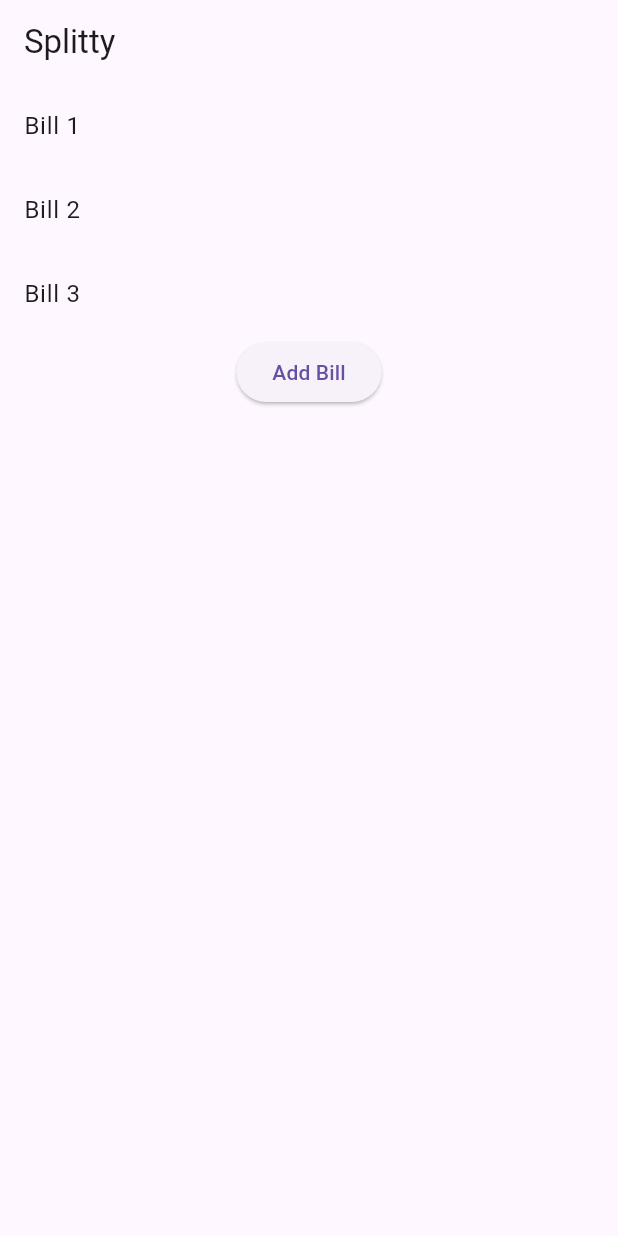
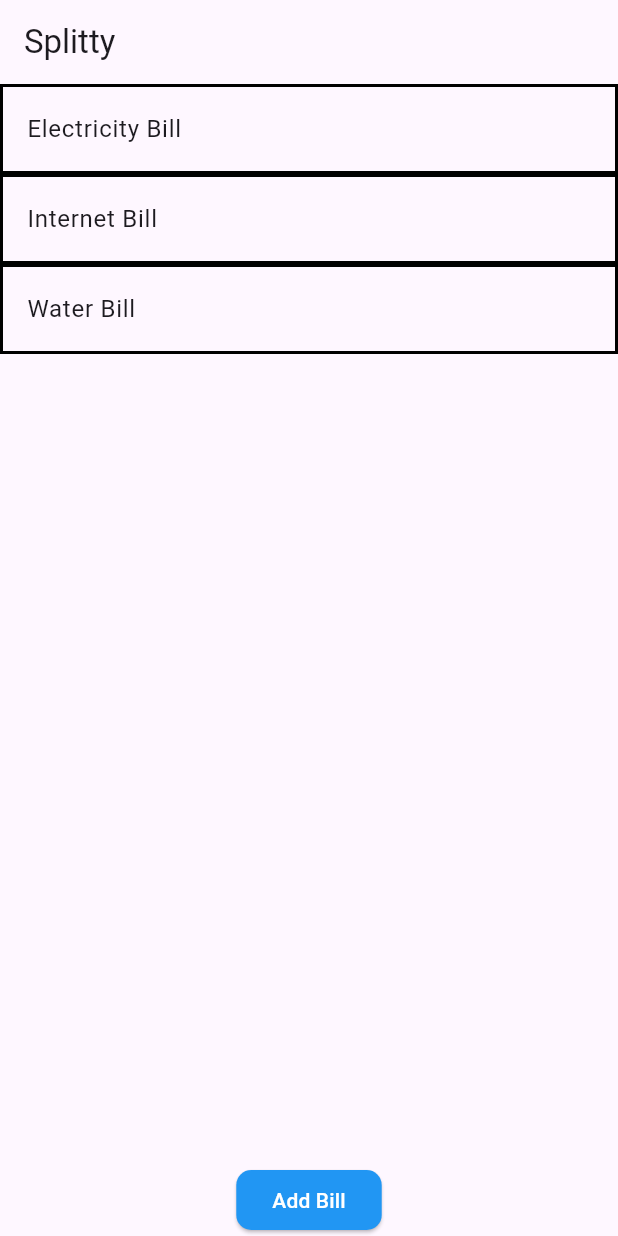
Before and after one commit to ASHISH69786/splitty, a Flutter app: the screen it shows after launch, on a phone screen of 412 x 824 dp. Run offline on Flutter 3.47's test engine with Material 3 defaults, Android fonts, the phone set to English and light mode, and no system bars; our stand-ins replace file_picker.

Commit message:
added Bill Object, and refractored the button

```diff
--- /dev/null
+++ b/lib/Bill.dart
@@ -0,0 +1,13 @@
+class Bill {
+  final String date;
+  final String name;
+  final double total;
+  final String attachment;
+
+  Bill({
+    required this.date,
+    required this.name,
+    required this.total,
+    required this.attachment,
+  });
+}
--- a/lib/BillSummary.dart
+++ b/lib/BillSummary.dart
@@ -0,0 +1,34 @@
+import 'package:flutter/cupertino.dart';
+import 'package:flutter/foundation.dart';
+import 'package:flutter/material.dart';
+import 'package:splitty/Bill.dart';
+
+class BillSummary extends StatelessWidget {
+
+  final Bill bill;
+
+  BillSummary({super.key, required this.bill});
+
+  @override
+  Widget build(BuildContext context) {
+    return Scaffold(
+      appBar: AppBar(
+        title: Text('Bill Summary'),
+      ),
+      body: Padding(
+        padding: const EdgeInsets.all(16.0),
+        child: Column(
+          crossAxisAlignment: CrossAxisAlignment.start,
+          children: [
+            Text('Name: ${bill.name}'),
+            Text('Date: ${bill.date}'),
+            Text('Total Amount: ${bill.total.toStringAsFixed(2)}'),
+            Text('Attachment: ${bill.attachment}'),
+            // Add more attributes as needed
+          ],
+        ),
+      ),
+    );
+  }
+
+}
--- a/lib/main.dart
+++ b/lib/main.dart
@@ -1,5 +1,8 @@
 import 'package:flutter/material.dart';
+import 'package:splitty/BillSummary.dart';
 import 'package:splitty/NewBill.dart';
+
+import 'Bill.dart';
 
 void main() {
   runApp(const MyApp());
@@ -12,7 +15,27 @@ class MyApp extends StatelessWidget {
   @override
   Widget build(BuildContext context) {
     // This is your list of bills. You can replace this with your actual list.
-    List<String> bills = ['Bill 1', 'Bill 2', 'Bill 3'];
+    List<Bill> bills = [
+      Bill(
+        date: '2024-05-26',
+        name: 'Electricity Bill',
+        total: 150.0,
+        attachment: 'electricity_bill.pdf',
+      ),
+      Bill(
+        date: '2024-05-25',
+        name: 'Internet Bill',
+        total: 50.0,
+        attachment: 'internet_bill.pdf',
+      ),
+      Bill(
+        date: '2024-05-24',
+        name: 'Water Bill',
+        total: 30.0,
+        attachment: 'water_bill.pdf',
+      ),
+      // Add more bills as needed
+    ];
 
     return MaterialApp(
       home: Builder(
@@ -20,21 +43,30 @@ class MyApp extends StatelessWidget {
           appBar: AppBar(
             title: const Text("Splitty"),
           ),
-          body: ListView.builder(
-            itemCount: bills.length + 1, // Add one for the "Add Bill" button
+          body: Column(
+            children: <Widget>[
+              Expanded(
+                child: ListView.builder(
+                  itemCount: bills.length, // No need to add one for the "Add Bill" button
                   itemBuilder: (context, index) {
-              if (index < bills.length) {
-                return ListTile(
-                  title: Text(bills[index]),
+                    return Container(
+                      decoration: BoxDecoration(
+                        border: Border.all(color: Colors.black, width: 2), // This adds the border
+                      ),
+                      child: ListTile(
+                        title: Text(bills[index].name),
                         onTap: () {
                           Navigator.push(
                             context,
-                      MaterialPageRoute(builder: (context) => NewBill()), // Navigate to BillSummary when a bill is clicked
+                            MaterialPageRoute(builder: (context) => BillSummary(bill: bills[index])), // Navigate to BillSummary when a bill is clicked
                           );
                         },
+                      ),
                     );
-              } else {
-                return Center(
+                  },
+                ),
+              ),
+              Center(
                 child: ElevatedButton(
                   onPressed: () {
                     Navigator.push(
@@ -42,11 +74,21 @@ class MyApp extends StatelessWidget {
                       MaterialPageRoute(builder: (context) => NewBill()),
                     );
                   },
-                    child: const Text("Add Bill"),
+                  child: const Text(
+                    "Add Bill",
+                    style: TextStyle(color: Colors.white), // This makes the text color white
                   ),
-                );
-              }
-            },
+                  style: ButtonStyle(
+                    backgroundColor: MaterialStateProperty.all(Colors.blue), // This makes the button background blue
+                    shape: MaterialStateProperty.all(
+                      RoundedRectangleBorder(
+                        borderRadius: BorderRadius.circular(10), // This makes the button corners rounded
+                      ),
+                    ),
+                  ),
+                ),
+              ),
+            ],
           ),
         ),
       ),
```
Lines whose indentation alone changed are shown as unchanged.
